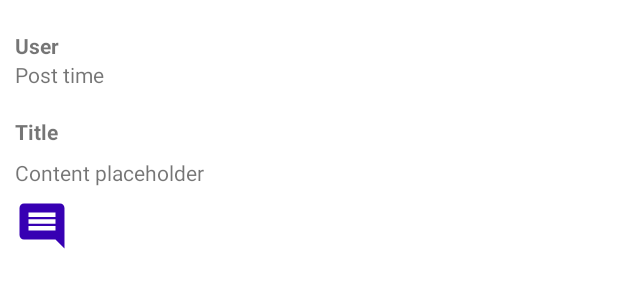
After one commit to sog-spirit/chuyen-de-cong-nghe, an Android app: the layout all_posts_item.xml on its own in the app's theme, with its tools: preview values and no code run, on a phone screen of 412 x 824 dp. The commit adds this screen. Shown: the top 300 px of the screen. Run offline under Robolectric (Android 15) with nearby library versions, the phone set to English and light mode, and no system bars.

Commit message:
Get all publish post added

```diff
--- a/mobile/app/src/main/java/com/example/blogandroid/apiservice/APIService.java
+++ b/mobile/app/src/main/java/com/example/blogandroid/apiservice/APIService.java
@@ -1,5 +1,6 @@
 package com.example.blogandroid.apiservice;
 
+import com.example.blogandroid.models.PostModel;
 import com.google.gson.Gson;
 import com.google.gson.GsonBuilder;
 
@@ -16,6 +17,7 @@ import retrofit2.Call;
 import retrofit2.Retrofit;
 import retrofit2.converter.gson.GsonConverterFactory;
 import retrofit2.http.Body;
+import retrofit2.http.GET;
 import retrofit2.http.POST;
 
 public interface APIService {
@@ -58,4 +60,7 @@ public interface APIService {
 
     @POST("user/logout")
     Call<Void> logoutUser();
+
+    @GET("post")
+    Call<List<PostModel>> getPosts();
 }
--- /dev/null
+++ b/mobile/app/src/main/res/drawable/ic_baseline_comment_36.xml
@@ -0,0 +1,5 @@
+<vector android:autoMirrored="true" android:height="36dp"
+    android:tint="#000000" android:viewportHeight="24"
+    android:viewportWidth="24" android:width="36dp" xmlns:android="http://schemas.android.com/apk/res/android">
+    <path android:fillColor="@android:color/white" android:pathData="M21.99,4c0,-1.1 -0.89,-2 -1.99,-2L4,2c-1.1,0 -2,0.9 -2,2v12c0,1.1 0.9,2 2,2h14l4,4 -0.01,-18zM18,14L6,14v-2h12v2zM18,11L6,11L6,9h12v2zM18,8L6,8L6,6h12v2z"/>
+</vector>
--- /dev/null
+++ b/mobile/app/src/main/res/drawable/ic_baseline_home_36.xml
@@ -0,0 +1,5 @@
+<vector android:height="36dp" android:tint="#000000"
+    android:viewportHeight="24" android:viewportWidth="24"
+    android:width="36dp" xmlns:android="http://schemas.android.com/apk/res/android">
+    <path android:fillColor="@android:color/white" android:pathData="M10,20v-6h4v6h5v-8h3L12,3 2,12h3v8z"/>
+</vector>
--- /dev/null
+++ b/mobile/app/src/main/res/layout/all_posts_item.xml
@@ -0,0 +1,63 @@
+<?xml version="1.0" encoding="utf-8"?>
+<RelativeLayout xmlns:android="http://schemas.android.com/apk/res/android"
+    android:layout_width="match_parent"
+    android:layout_height="wrap_content"
+    xmlns:app="http://schemas.android.com/apk/res-auto"
+    android:padding="10dp">
+
+    <LinearLayout
+        android:id="@+id/postInfoLayout"
+        android:layout_width="match_parent"
+        android:layout_height="60dp"
+        android:gravity="center_vertical"
+        android:orientation="vertical">
+
+        <TextView
+            android:layout_width="match_parent"
+            android:layout_height="wrap_content"
+            android:id="@+id/author_TextView"
+            android:text="User"
+            android:textStyle="bold"/>
+
+        <TextView
+            android:id="@+id/time_TextView"
+            android:layout_width="match_parent"
+            android:layout_height="wrap_content"
+            android:text="Post time"/>
+    </LinearLayout>
+
+    <TextView
+        android:layout_width="match_parent"
+        android:layout_height="wrap_content"
+        android:id="@+id/title_textView"
+        android:text="Title"
+        android:textStyle="bold"
+        android:layout_below="@id/postInfoLayout"
+        android:layout_marginTop="8dp"/>
+
+    <TextView
+        android:id="@+id/content_textView"
+        android:layout_width="match_parent"
+        android:layout_height="wrap_content"
+        android:layout_below="@id/title_textView"
+        android:text="Content placeholder"
+        android:layout_marginTop="8dp"/>
+
+    <LinearLayout
+        android:id="@+id/postButtonLayout"
+        android:layout_width="match_parent"
+        android:layout_height="wrap_content"
+        android:orientation="horizontal"
+        android:layout_below="@id/content_textView"
+        android:layout_marginTop="8dp">
+
+        <ImageButton
+            android:layout_width="wrap_content"
+            android:layout_height="wrap_content"
+            android:id="@+id/commentButton"
+            android:src="@drawable/ic_baseline_comment_36"
+            android:background="@android:color/transparent"
+            app:tint="@color/design_default_color_primary_variant"/>
+    </LinearLayout>
+
+</RelativeLayout>
```
Also changed, not shown: mobile/app/src/main/java/com/example/blogandroid/HomeActivity.java (+31 -0 lines), mobile/app/src/main/java/com/example/blogandroid/adapters/AllPostsAdapter.java (added, +55 -0 lines), mobile/app/src/main/java/com/example/blogandroid/adapters/ViewPagerAdapter.java (added, +32 -0 lines), mobile/app/src/main/java/com/example/blogandroid/fragments/homeactivity/AllPostsFragment.java (added, +77 -0 lines), mobile/app/src/main/java/com/example/blogandroid/models/PostModel.java (added, +89 -0 lines), mobile/app/src/main/res/layout/fragment_all_posts.xml (added, +13 -0 lines).
